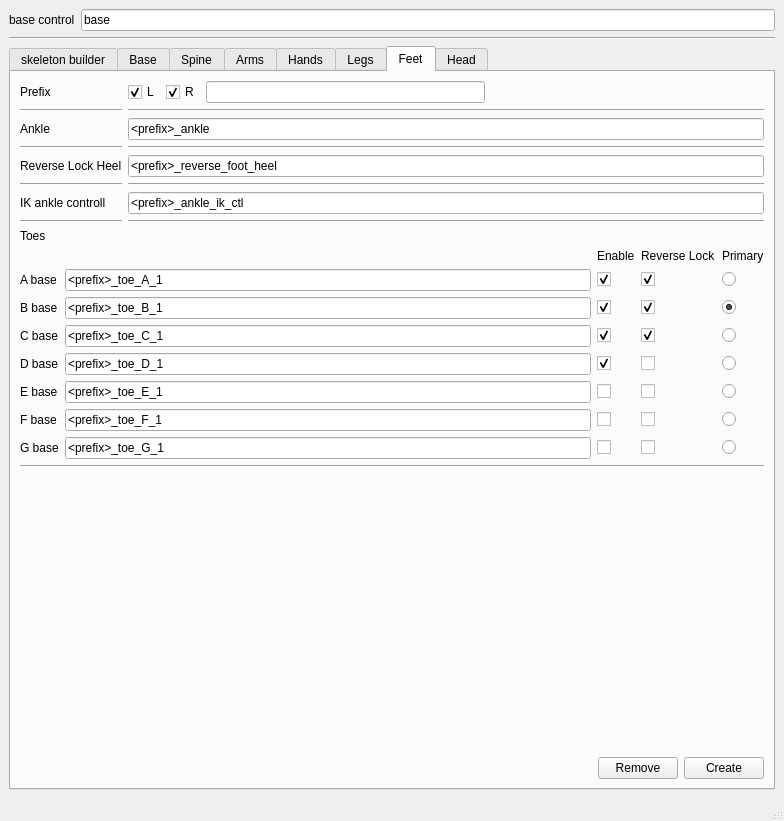
Above: scripts/jt_autorig.ui from jonathantopf/jt_tools before the change. Below: the same form after it.
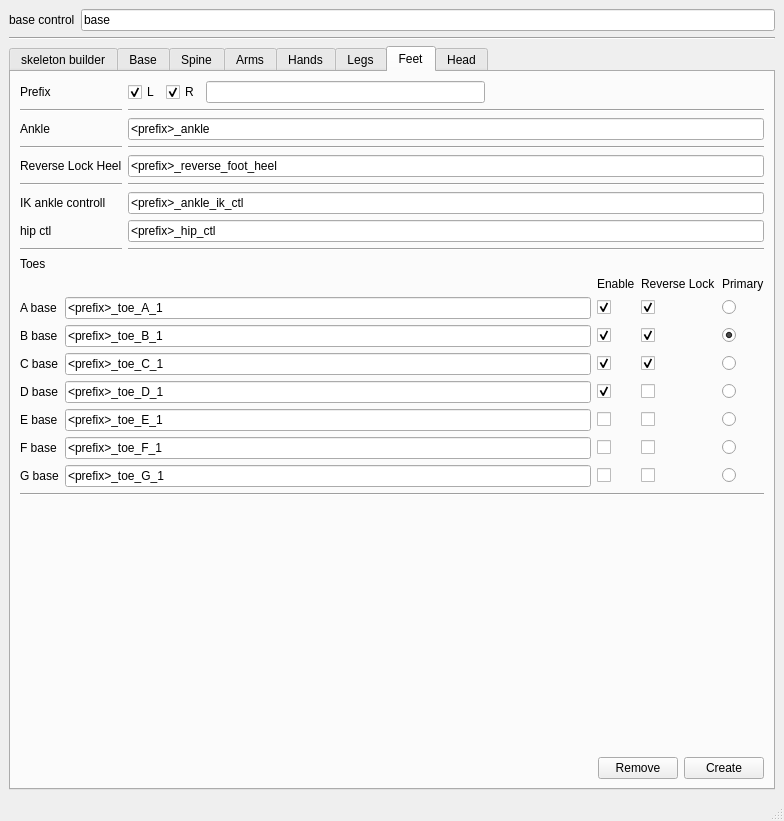
That is the form after the change.

Commit message: plumbed food roll target into foot roll

Patch:
```diff
--- a/scripts/jt_autorig.ui
+++ b/scripts/jt_autorig.ui
@@ -1201,7 +1201,7 @@
             </property>
            </widget>
           </item>
-          <item row="7" column="0">
+          <item row="8" column="0">
            <widget class="Line" name="line_62">
             <property name="orientation">
              <enum>Qt::Horizontal</enum>
@@ -1215,7 +1215,7 @@
             </property>
            </widget>
           </item>
-          <item row="8" column="0">
+          <item row="9" column="0">
            <widget class="QLabel" name="label_24">
             <property name="text">
              <string>Toes</string>
@@ -1276,7 +1276,7 @@
             </property>
            </widget>
           </item>
-          <item row="7" column="1">
+          <item row="8" column="1">
            <widget class="Line" name="line_63">
             <property name="orientation">
              <enum>Qt::Horizontal</enum>
@@ -1346,6 +1346,20 @@
             </property>
            </widget>
           </item>
+          <item row="7" column="0">
+           <widget class="QLabel" name="label_175">
+            <property name="text">
+             <string>hip ctl</string>
+            </property>
+           </widget>
+          </item>
+          <item row="7" column="1">
+           <widget class="QLineEdit" name="jt_autorig_feet_hip_ctl">
+            <property name="text">
+             <string>&lt;prefix&gt;_hip_ctl</string>
+            </property>
+           </widget>
+          </item>
          </layout>
         </item>
         <item>
```
The commit also changes 1 other file.
